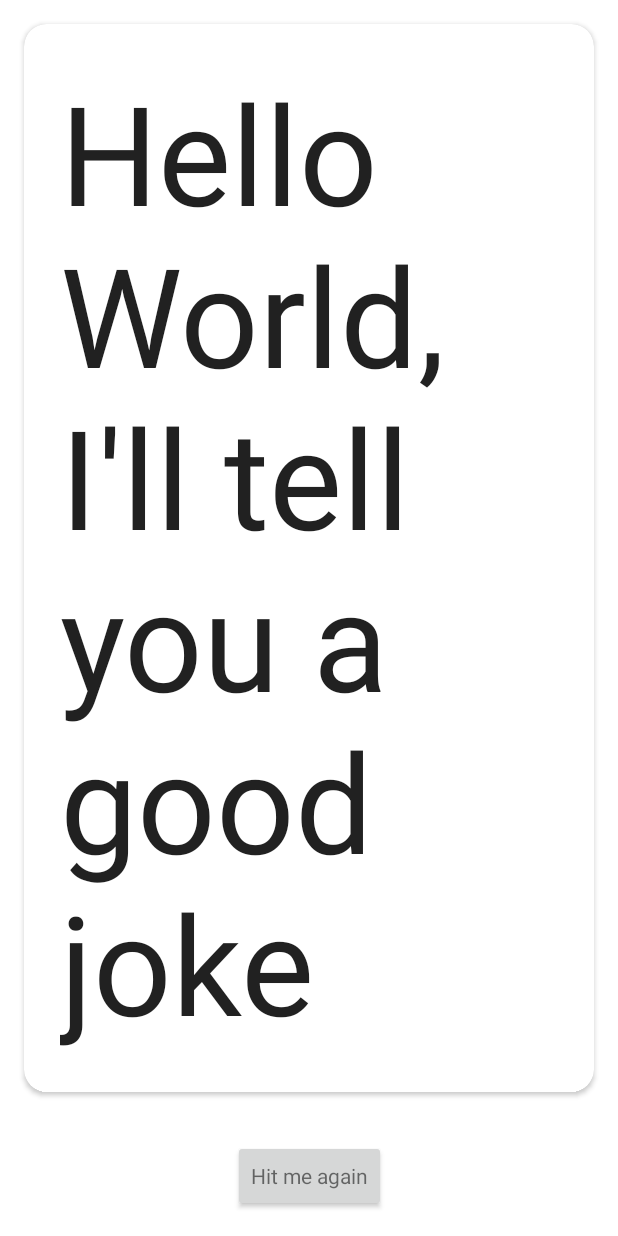
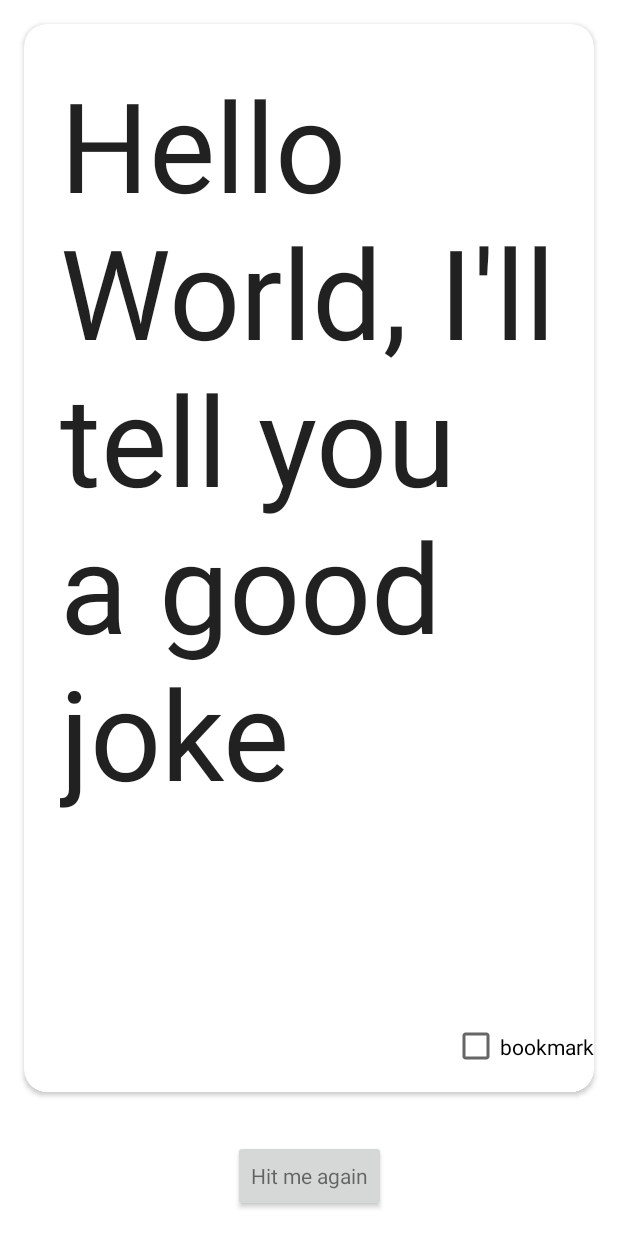
Before and after one commit to christianfrank84/clean-chuck-jokes, an Android app: the layout fragment_joke.xml on its own in the app's theme, with its tools: preview values and no code run, on a phone screen of 412 x 824 dp. Run offline under Robolectric (Android 15) with nearby library versions, the phone set to English and light mode, and no system bars; network calls fail.

Commit message:
Wip: bookmarking jokes.

```diff
--- a/app/src/main/java/at/frank/chuckjokes/JokeAppContract.kt
+++ b/app/src/main/java/at/frank/chuckjokes/JokeAppContract.kt
@@ -1,5 +1,6 @@
 package at.frank.chuckjokes
 
+import at.frank.chuckjokes.domain.BookmarkJokeUseCase
 import at.frank.chuckjokes.domain.GetRandomJoke
 import io.reactivex.Scheduler
 
@@ -8,4 +9,5 @@ interface JokeAppContract {
     val observeOn: Scheduler
 
     val getRandomJokeUseCase: GetRandomJoke
+    val bookmarkJokeUseCase: BookmarkJokeUseCase
 }
--- a/app/src/main/java/at/frank/chuckjokes/data/JokeRepository.kt
+++ b/app/src/main/java/at/frank/chuckjokes/data/JokeRepository.kt
@@ -12,11 +12,8 @@ import io.reactivex.functions.Function
 
 interface JokeRepository {
     fun getRandomJoke(): Observable<Joke>
-
     fun getBookmarkedJokes(): Single<List<Joke>>
-
     fun bookmarkJoke(joke: Joke): Completable
-
     fun removeBookmarkedJoke(joke: Joke): Completable
 }
 
--- a/app/src/main/res/layout/fragment_joke.xml
+++ b/app/src/main/res/layout/fragment_joke.xml
@@ -4,34 +4,51 @@
 
     <androidx.constraintlayout.widget.ConstraintLayout xmlns:android="http://schemas.android.com/apk/res/android"
         android:layout_width="match_parent"
-        android:layout_height="match_parent"
-        >
+        android:layout_height="match_parent">
 
         <androidx.cardview.widget.CardView
             android:id="@+id/jokeCard"
+            style="@style/JokeCard"
             android:layout_width="0dp"
             android:layout_height="0dp"
             android:layout_margin="16dp"
+            app:cardCornerRadius="15dp"
             app:layout_constraintBottom_toTopOf="@id/newJokeButton"
             app:layout_constraintEnd_toEndOf="parent"
             app:layout_constraintStart_toStartOf="parent"
-            app:layout_constraintTop_toTopOf="parent"
-            app:cardCornerRadius="15dp"
-            style="@style/JokeCard">
+            app:layout_constraintTop_toTopOf="parent">
 
-            <androidx.appcompat.widget.AppCompatTextView
-                android:id="@+id/jokeText"
+            <androidx.appcompat.widget.LinearLayoutCompat
                 android:layout_width="match_parent"
                 android:layout_height="match_parent"
-                android:layout_margin="24dp"
-                app:autoSizeTextType="uniform"
-                style="@style/Theme.ChuckJokes"
-                tools:text="Hello World, I'll tell you a good joke" />
+                android:orientation="vertical">
+
+                <androidx.appcompat.widget.AppCompatTextView
+                    android:id="@+id/jokeText"
+                    style="@style/Theme.ChuckJokes"
+                    android:layout_width="match_parent"
+                    android:layout_height="0dp"
+                    android:layout_margin="24dp"
+                    android:layout_weight="10"
+                    app:autoSizeTextType="uniform"
+                    tools:text="Hello World, I'll tell you a good joke" />
+
+                <androidx.appcompat.widget.AppCompatCheckBox
+                    android:id="@+id/bookmarkCheckBox"
+                    android:layout_width="wrap_content"
+                    android:layout_height="0dp"
+                    android:layout_gravity="end"
+                    android:layout_weight="1"
+                    android:text="bookmark" />
+
+            </androidx.appcompat.widget.LinearLayoutCompat>
+
 
         </androidx.cardview.widget.CardView>
 
         <androidx.appcompat.widget.AppCompatButton
             android:id="@+id/newJokeButton"
+            style="@style/Widget.MaterialComponents.TextView"
             android:layout_width="wrap_content"
             android:layout_height="wrap_content"
             android:layout_margin="16dp"
@@ -39,9 +56,7 @@
             app:layout_constraintBottom_toBottomOf="parent"
             app:layout_constraintEnd_toEndOf="parent"
             app:layout_constraintStart_toStartOf="parent"
-            app:layout_constraintTop_toBottomOf="@id/jokeCard"
-            style="@style/Widget.MaterialComponents.TextView"
-            />
+            app:layout_constraintTop_toBottomOf="@id/jokeCard" />
 
 
     </androidx.constraintlayout.widget.ConstraintLayout>
```
Also changed, not shown: app/src/main/java/at/frank/chuckjokes/JokeApp.kt (+16 -7 lines), app/src/main/java/at/frank/chuckjokes/domain/BookmarkJokeUseCase.kt (added, +13 -0 lines), app/src/main/java/at/frank/chuckjokes/presentation/JokeViewModel.kt (+19 -0 lines), app/src/main/java/at/frank/chuckjokes/ui/JokeFragment.kt (+21 -15 lines), 1 other file.
